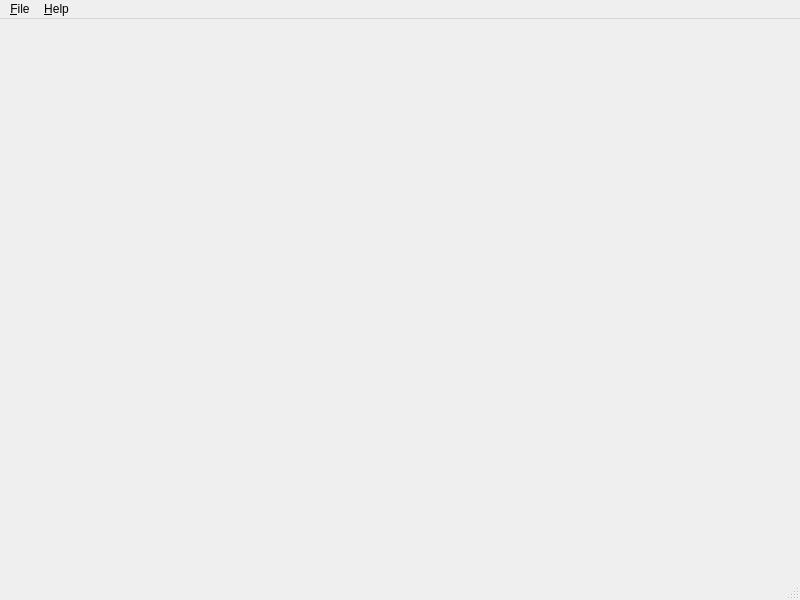
Above: app/resources/ui/main_view.ui from vicentemundim/qt-markup-translator before the change. Below: the same form after it.
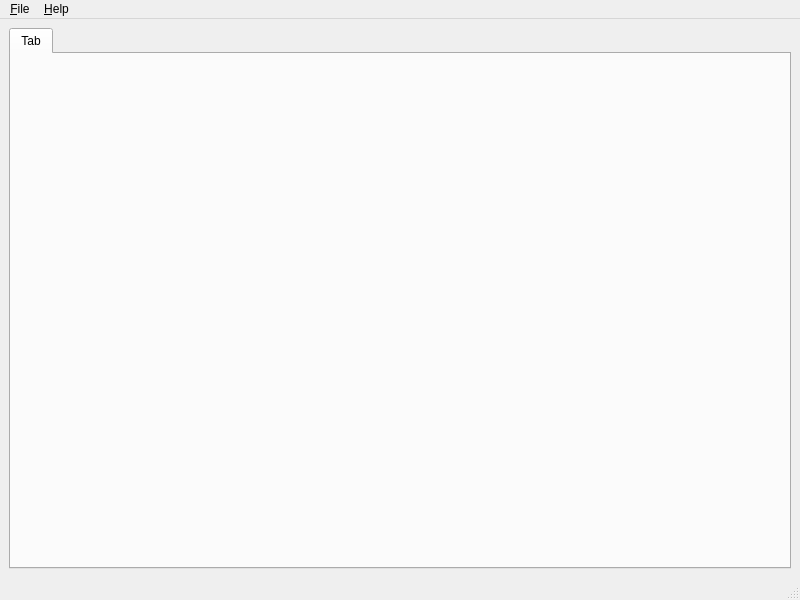
That is the form after the change.

The edit to the form file:
```diff
--- a/app/resources/ui/main_view.ui
+++ b/app/resources/ui/main_view.ui
@@ -12,7 +12,19 @@
   <property name="windowTitle" >
    <string>MainWindow</string>
   </property>
-  <widget class="QWidget" name="centralwidget" />
+  <widget class="QWidget" name="centralwidget" >
+   <layout class="QVBoxLayout" name="verticalLayout" >
+    <item>
+     <widget class="QTabWidget" name="files_notebook" >
+      <widget class="QWidget" name="tab" >
+       <attribute name="title" >
+        <string>Tab</string>
+       </attribute>
+      </widget>
+     </widget>
+    </item>
+   </layout>
+  </widget>
   <widget class="QMenuBar" name="menubar" >
    <property name="geometry" >
     <rect>
```
Left out of the diff: 2 changed lines with no effect on the pictures.
